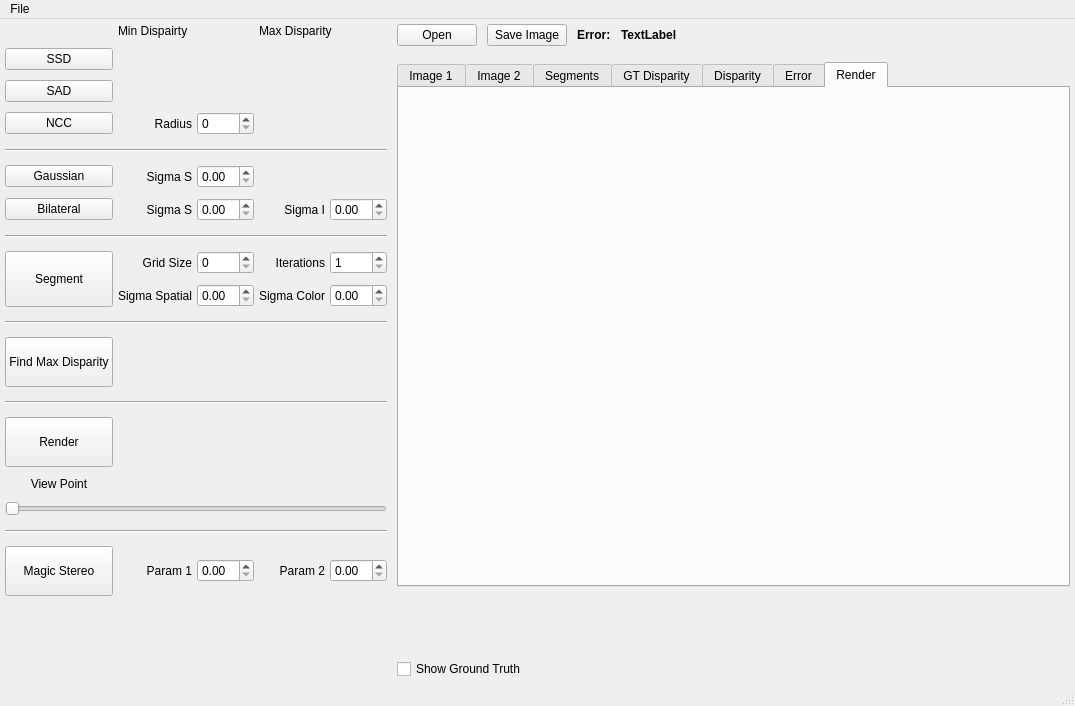
This is hw3/src/mainwindow.ui in eschwabe/computer-vision as Qt 5 draws it before an edit. The edited form follows.
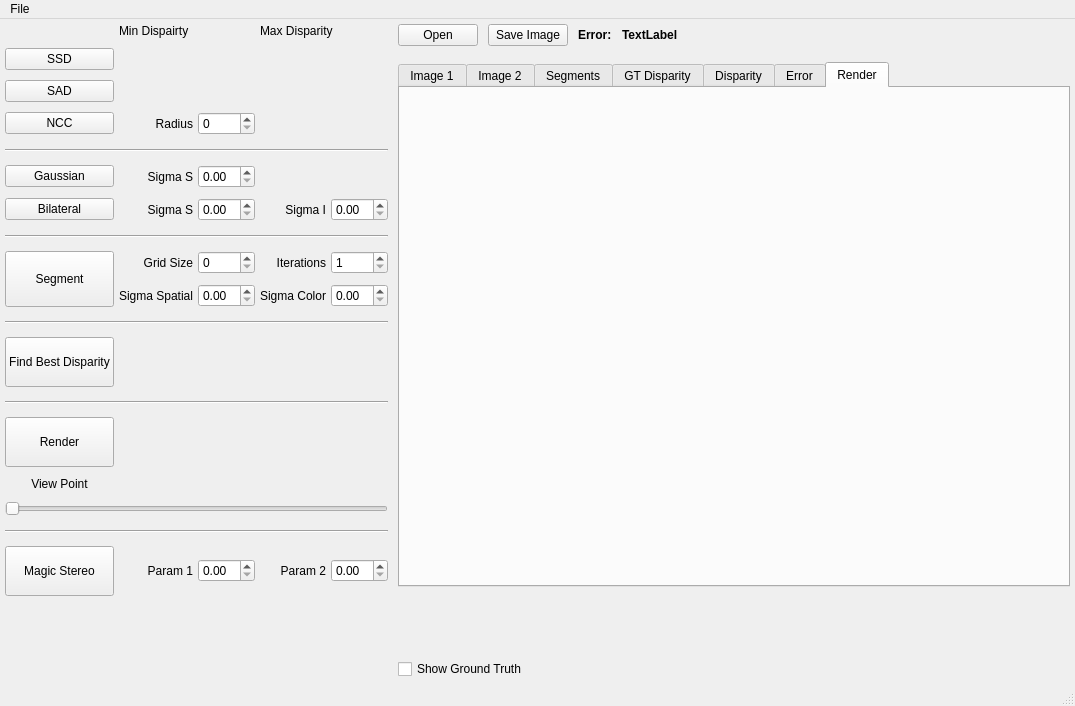
This is the edited form.

Commit message: Implemented basic algorithms for ssd, sad, and ncc.

```diff
--- a/hw3/src/mainwindow.ui
+++ b/hw3/src/mainwindow.ui
@@ -249,7 +249,7 @@
          </size>
         </property>
         <property name="text">
-         <string>Find Max Disparity</string>
+         <string>Find Best Disparity</string>
         </property>
        </widget>
       </item>
```
Left out of the diff: 1 changed line with no effect on the pictures. The commit also changes 2 other files.
